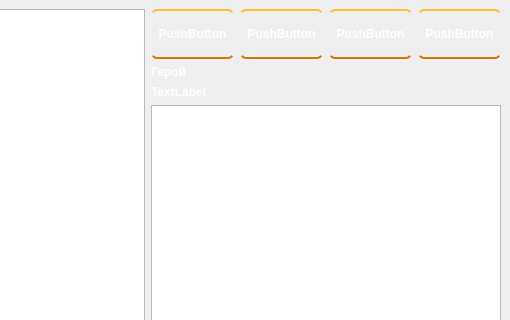
Above: RGI/gamewindow.ui from Rasseki-Studios/rasseki.game before the change; both pictures show x 364 to 874 and y 0 to 320 of the 874 by 600 pixel window. Below: the same form after it.
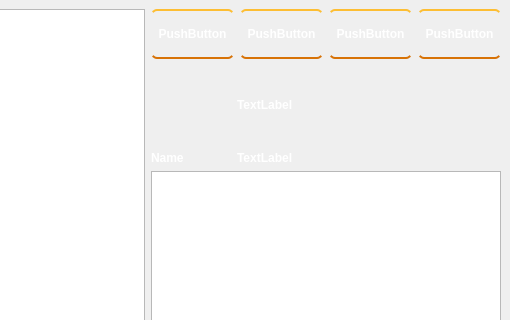
That is the form after the change. Icons and pictures are not drawn. Custom widgets are drawn as their Qt base class.

```diff
--- a/RGI/gamewindow.ui
+++ b/RGI/gamewindow.ui
@@ -172,17 +172,46 @@
     </item>
     <item row="1" column="1">
      <layout class="QGridLayout" name="gridLayout">
-      <item row="1" column="0">
-       <widget class="QLabel" name="label_2">
-        <property name="text">
-         <string>TextLabel</string>
-        </property>
-       </widget>
-      </item>
       <item row="0" column="0">
-       <widget class="QLabel" name="label">
+       <widget class="QLabel" name="logoHero">
+        <property name="minimumSize">
+         <size>
+          <width>80</width>
+          <height>80</height>
+         </size>
+        </property>
+        <property name="maximumSize">
+         <size>
+          <width>80</width>
+          <height>80</height>
+         </size>
+        </property>
         <property name="text">
-         <string>Герой</string>
+         <string/>
+        </property>
+        <property name="pixmap">
+         <pixmap resource="resource.qrc">:/resources/img/hero.png</pixmap>
+        </property>
+       </widget>
+      </item>
+      <item row="0" column="1">
+       <widget class="QLabel" name="label_3">
+        <property name="text">
+         <string>TextLabel</string>
+        </property>
+       </widget>
+      </item>
+      <item row="1" column="1">
+       <widget class="QLabel" name="label_4">
+        <property name="text">
+         <string>TextLabel</string>
+        </property>
+       </widget>
+      </item>
+      <item row="1" column="0">
+       <widget class="QLabel" name="nameHero">
+        <property name="text">
+         <string>Name</string>
         </property>
        </widget>
       </item>
```
Left out of the diff: 4 changed lines with no effect on the pictures.
